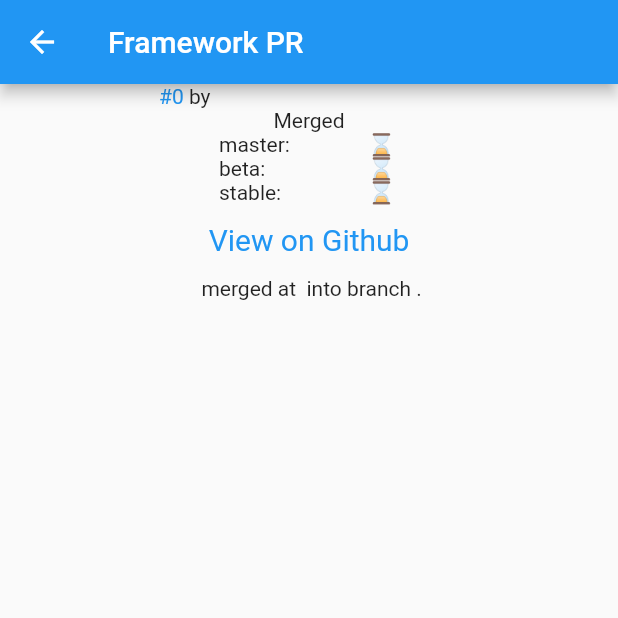
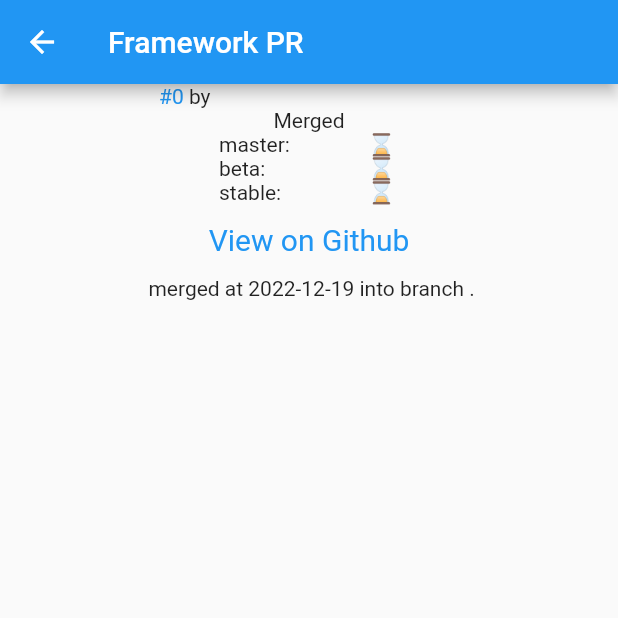
Before and after one commit to justinmc/flutter_releases, a Flutter app: the _PRPage screen opened directly with empty values, on a phone screen of 412 x 824 dp, the top half of it. Run offline on Flutter 3.47's test engine with Material 2 defaults, Android fonts, the phone set to English and light mode, and no system bars; our stand-ins replace flutter_riverpod; network calls fail.

Commit message:
Formatted mergedAt date

```diff
--- a/lib/models/pr.dart
+++ b/lib/models/pr.dart
@@ -21,7 +21,7 @@ class PR {
   PR.fromJSON(
     Map<String, dynamic> jsonMap,
   ) : mergeCommitSHA = jsonMap['merge_commit_sha'],
-      mergedAt = jsonMap['merged_at'],
+      mergedAt = jsonMap['merged_at'] == null ? null : DateTime.parse(jsonMap['merged_at']),
       branch = jsonMap['base']['ref'],
       number = jsonMap['number'],
       state = jsonMap['state'],
@@ -30,7 +30,7 @@ class PR {
       user = jsonMap['user']['login'];
 
   final String? mergeCommitSHA;
-  final String? mergedAt;
+  final DateTime? mergedAt;
   final String branch;
   final String htmlURL;
   final int number;
@@ -51,6 +51,16 @@ class PR {
       return PRStatus.closed;
     }
     return PRStatus.merged;
+  }
+
+  String? get formattedMergedAt {
+    if (mergedAt == null) {
+      return null;
+    }
+
+    final DateTime localTime = mergedAt!.toLocal();
+
+    return '${localTime.year}-${localTime.month}-${localTime.day}';
   }
 
   @override
--- a/lib/pages/pr_page.dart
+++ b/lib/pages/pr_page.dart
@@ -212,7 +212,7 @@ class _PRPageState extends ConsumerState<_PRPage> {
               child: const Text('View on Github'),
             ),
             if (widget.pr!.status == PRStatus.merged)
-              Text('${widget.pr!.mergeCommitSHA} merged at ${widget.pr!.mergedAt} into branch ${widget.pr!.branch}.'),
+              Text('${widget.pr!.mergeCommitSHA} merged at ${widget.pr!.formattedMergedAt} into branch ${widget.pr!.branch}.'),
             // TODO(justinmc): Add a disclaimer that this doesn't consider reverts.
           ],
         ),
```
